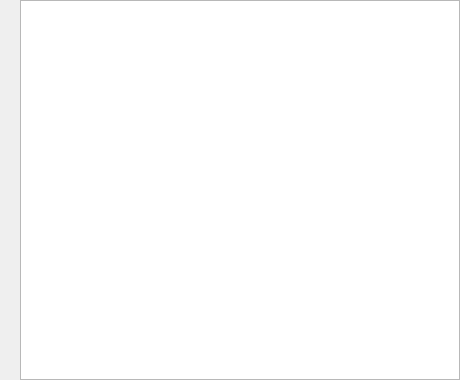
First picture: the form in src/qt_main/codeedit.ui, repository Chlamydomonos/thu_project_erisc, before the edit.
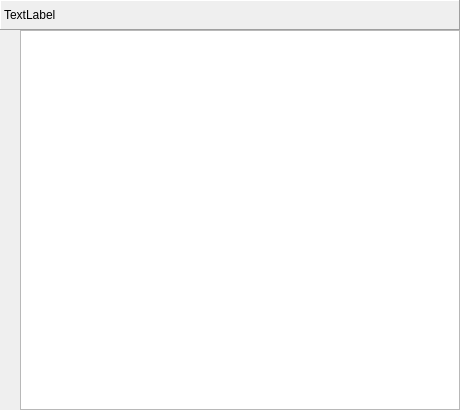
Second picture: the form after the edit. Custom widgets are drawn as their Qt base class.

What changed in the file:
```diff
--- a/src/qt_main/codeedit.ui
+++ b/src/qt_main/codeedit.ui
@@ -7,7 +7,7 @@
     <x>0</x>
     <y>0</y>
     <width>460</width>
-    <height>380</height>
+    <height>410</height>
    </rect>
   </property>
   <property name="windowTitle">
@@ -17,22 +17,41 @@
    <property name="geometry">
     <rect>
      <x>0</x>
-     <y>0</y>
+     <y>30</y>
      <width>20</width>
      <height>380</height>
     </rect>
    </property>
   </widget>
-  <widget class="QPlainTextEdit" name="plainTextEdit">
+  <widget class="CodeText" name="text">
    <property name="geometry">
     <rect>
      <x>20</x>
-     <y>0</y>
+     <y>30</y>
      <width>440</width>
      <height>380</height>
     </rect>
    </property>
   </widget>
+  <widget class="QLabel" name="title">
+   <property name="geometry">
+    <rect>
+     <x>0</x>
+     <y>0</y>
+     <width>460</width>
+     <height>30</height>
+    </rect>
+   </property>
+   <property name="frameShape">
+    <enum>QFrame::Panel</enum>
+   </property>
+   <property name="frameShadow">
+    <enum>QFrame::Raised</enum>
+   </property>
+   <property name="text">
+    <string>TextLabel</string>
+   </property>
+  </widget>
  </widget>
  <customwidgets>
   <customwidget>
@@ -41,6 +60,11 @@
    <header location="global">qt_main/linenumberwidget.h</header>
    <container>1</container>
   </customwidget>
+  <customwidget>
+   <class>CodeText</class>
+   <extends>QPlainTextEdit</extends>
+   <header location="global">qt_main/codetext.h</header>
+  </customwidget>
  </customwidgets>
  <resources/>
  <connections/>
```
Left out of the diff: 2 changed lines with no effect on the pictures.
